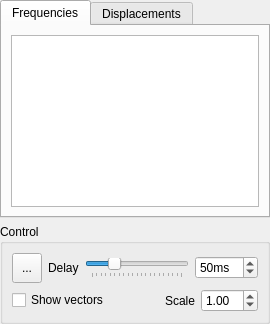
The window that branches/nugui/src/gui/vibrations.ui (trisyoungs/aten) describes before a commit, drawn with Qt 5.
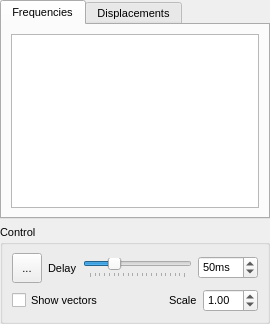
The same window after the commit. Icons and pictures are not drawn.

Commit message: Converted all icons to plain svg (again) using older version of Inkscape. Removed unnecessary call to setCentralWidget in GuiQt::run(). Tweaked some dock widget issues. Changed font size of all dock widgets to 8 pt. Added Messenger::richPrint() function to pass HTML-formatted message to GUI and stripped plaintext message to stdout if required.

```diff
--- a/branches/nugui/src/gui/vibrations.ui
+++ b/branches/nugui/src/gui/vibrations.ui
@@ -13,9 +13,14 @@
   <property name="minimumSize">
    <size>
     <width>270</width>
-    <height>230</height>
+    <height>251</height>
    </size>
   </property>
+  <property name="font">
+   <font>
+    <pointsize>8</pointsize>
+   </font>
+  </property>
   <property name="floating">
    <bool>true</bool>
   </property>
@@ -141,6 +146,12 @@
             <iconset resource="icons.qrc">
              <normaloff>:/playback/icons/traj_playpause.svg</normaloff>:/playback/icons/traj_playpause.svg</iconset>
            </property>
+           <property name="iconSize">
+            <size>
+             <width>16</width>
+             <height>16</height>
+            </size>
+           </property>
            <property name="checkable">
             <bool>true</bool>
            </property>
```
The commit also changes 156 other files.
